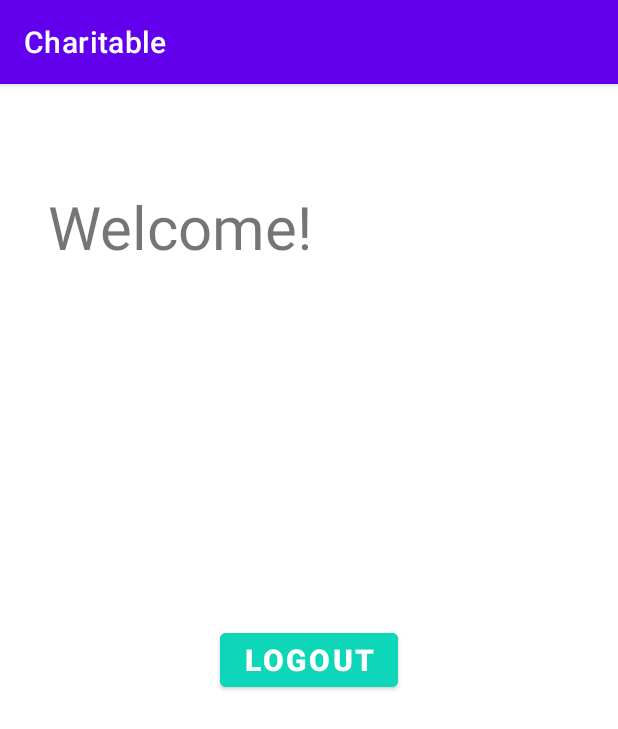
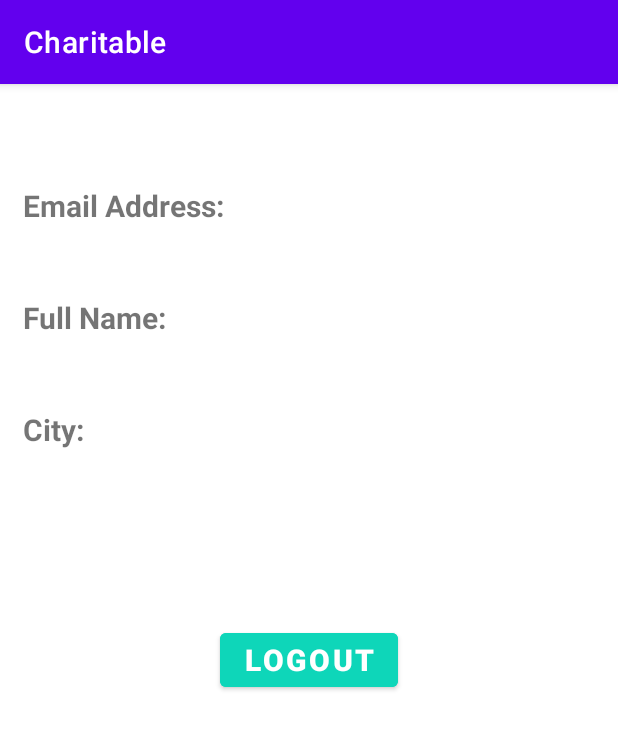
Before and after one commit to arielleslatus/CS5520-MobileAppDev-su21-Charitable, an Android app: the ProfileActivity screen opened directly, with no data from a screen before it, on a phone screen of 412 x 824 dp. Shown: the top 729 px of the screen. Run offline under Robolectric (Android 15) with nearby library versions, the phone set to English and light mode, and no system bars; our stand-ins replace Firebase (no records; nobody signed in at launch, a user with empty details on screens opened directly).

Commit message:
set up user profile and connected to the database

```diff
--- a/app/src/main/java/edu/neu/charitable/ProfileActivity.java
+++ b/app/src/main/java/edu/neu/charitable/ProfileActivity.java
@@ -1,15 +1,28 @@
 package edu.neu.charitable;
 
+import androidx.annotation.NonNull;
 import androidx.appcompat.app.AppCompatActivity;
 
 import android.content.Intent;
 import android.os.Bundle;
 import android.view.View;
 import android.widget.Button;
+import android.widget.TextView;
+import android.widget.Toast;
 
 import com.google.firebase.auth.FirebaseAuth;
+import com.google.firebase.auth.FirebaseUser;
+import com.google.firebase.database.DataSnapshot;
+import com.google.firebase.database.DatabaseError;
+import com.google.firebase.database.DatabaseReference;
+import com.google.firebase.database.FirebaseDatabase;
+import com.google.firebase.database.ValueEventListener;
 
 public class ProfileActivity extends AppCompatActivity {
+
+    private FirebaseUser user;
+    private DatabaseReference reference;
+    private String userID;
 
     private Button logout;
 
@@ -26,5 +39,41 @@ public class ProfileActivity extends AppCompatActivity {
                 startActivity(new Intent(ProfileActivity.this, MainActivity.class));
             }
         });
+
+        user = FirebaseAuth.getInstance().getCurrentUser();
+        reference = FirebaseDatabase.getInstance().getReference("Users");
+        userID = user.getUid();
+
+        final TextView greetingTextView = (TextView) findViewById(R.id.greeting);
+        final TextView fullNameTextView = (TextView) findViewById(R.id.fullName);
+        final TextView emailTextView = (TextView) findViewById(R.id.emailAdress);
+        final TextView cityTextView = (TextView) findViewById(R.id.city);
+
+        reference.child(userID).addListenerForSingleValueEvent(new ValueEventListener() {
+            @Override
+            public void onDataChange(@NonNull DataSnapshot snapshot) {
+                User userProfile = snapshot.getValue(User.class);
+                if(userProfile != null) {
+                    String fullName = userProfile.fullName;
+                    String email = userProfile.email;
+                    String city = userProfile.city;
+
+                    greetingTextView.setText("Welcome, " + fullName + "!");
+                    fullNameTextView.setText(fullName);
+                    emailTextView.setText(email);
+                    cityTextView.setText(city);
+
+                }
+
+            }
+
+            @Override
+            public void onCancelled(@NonNull DatabaseError error) {
+                Toast.makeText(ProfileActivity.this, "Somthing wrong happened!",
+                        Toast.LENGTH_LONG).show();
+
+
+            }
+        });
     }
 }
--- a/app/src/main/java/edu/neu/charitable/User.java
+++ b/app/src/main/java/edu/neu/charitable/User.java
@@ -2,15 +2,15 @@ package edu.neu.charitable;
 
 public class User {
 
-    public String fullName, age, email;
+    public String fullName, city, email;
 
     public User(){
 
     }
 
-    public User(String fullName, String age, String email){
+    public User(String fullName, String city, String email){
         this.fullName = fullName;
-        this.age = age;
+        this.city = city;
         this.email = email;
     }
 
--- a/app/src/main/res/layout/activity_profile.xml
+++ b/app/src/main/res/layout/activity_profile.xml
@@ -7,20 +7,82 @@
     tools:context=".ProfileActivity">
 
     <TextView
-        android:id="@+id/TextView3"
+        android:id="@+id/greeting"
         android:layout_width="wrap_content"
         android:layout_height="wrap_content"
-        android:layout_marginStart="88dp"
-        android:layout_marginTop="68dp"
-        android:layout_marginEnd="260dp"
-        android:layout_marginBottom="644dp"
-        android:text="Welcome!"
-        android:textSize="40sp"
-        app:layout_constraintTop_toBottomOf="parent"
-        app:layout_constraintEnd_toEndOf="parent"
-        app:layout_constraintStart_toStartOf="parent"
+        android:layout_marginTop="20dp"
+        android:layout_marginLeft="15dp"
+        android:textSize="20sp"
+        app:layout_constraintLeft_toLeftOf="parent"
         app:layout_constraintTop_toTopOf="parent"
         />
+
+    <TextView
+        android:id="@+id/emailAddressTitle"
+        android:layout_width="wrap_content"
+        android:layout_height="wrap_content"
+        android:text="Email Address:"
+        android:textStyle="bold"
+        app:layout_constraintTop_toBottomOf="@+id/greeting"
+        app:layout_constraintLeft_toLeftOf="@+id/greeting"
+        android:layout_marginTop="20dp"
+        android:textSize="20sp"
+        />
+
+    <TextView
+        android:id="@+id/emailAdress"
+        android:layout_width="wrap_content"
+        android:layout_height="wrap_content"
+        app:layout_constraintTop_toBottomOf="@+id/emailAddressTitle"
+        app:layout_constraintLeft_toLeftOf="@+id/emailAddressTitle"
+        android:layout_marginLeft="30dp"
+        android:textSize="20sp"
+        />
+
+    <TextView
+        android:id="@+id/fullNameTitle"
+        android:layout_width="wrap_content"
+        android:layout_height="wrap_content"
+        android:text="Full Name:"
+        android:textStyle="bold"
+        app:layout_constraintTop_toBottomOf="@+id/emailAdress"
+        app:layout_constraintLeft_toLeftOf="@+id/greeting"
+        android:layout_marginTop="20dp"
+        android:textSize="20sp"
+        />
+
+    <TextView
+        android:id="@+id/fullName"
+        android:layout_width="wrap_content"
+        android:layout_height="wrap_content"
+        app:layout_constraintTop_toBottomOf="@+id/fullNameTitle"
+        app:layout_constraintLeft_toLeftOf="@+id/emailAddressTitle"
+        android:layout_marginLeft="30dp"
+        android:textSize="20sp"
+        />
+
+    <TextView
+        android:id="@+id/cityTitle"
+        android:layout_width="wrap_content"
+        android:layout_height="wrap_content"
+        android:text="City:"
+        android:textStyle="bold"
+        app:layout_constraintTop_toBottomOf="@+id/fullName"
+        app:layout_constraintLeft_toLeftOf="@+id/fullNameTitle"
+        android:layout_marginTop="20dp"
+        android:textSize="20sp"
+        />
+
+    <TextView
+        android:id="@+id/city"
+        android:layout_width="wrap_content"
+        android:layout_height="wrap_content"
+        app:layout_constraintTop_toBottomOf="@+id/cityTitle"
+        app:layout_constraintLeft_toLeftOf="@+id/fullNameTitle"
+        android:layout_marginLeft="30dp"
+        android:textSize="20sp"
+        />
+
 
     <Button
         android:id="@+id/signOut"
```
Also changed, not shown: app/src/main/java/edu/neu/charitable/RegisterUser.java (+7 -7 lines), app/src/main/res/layout/activity_register_user.xml (+4 -4 lines).
